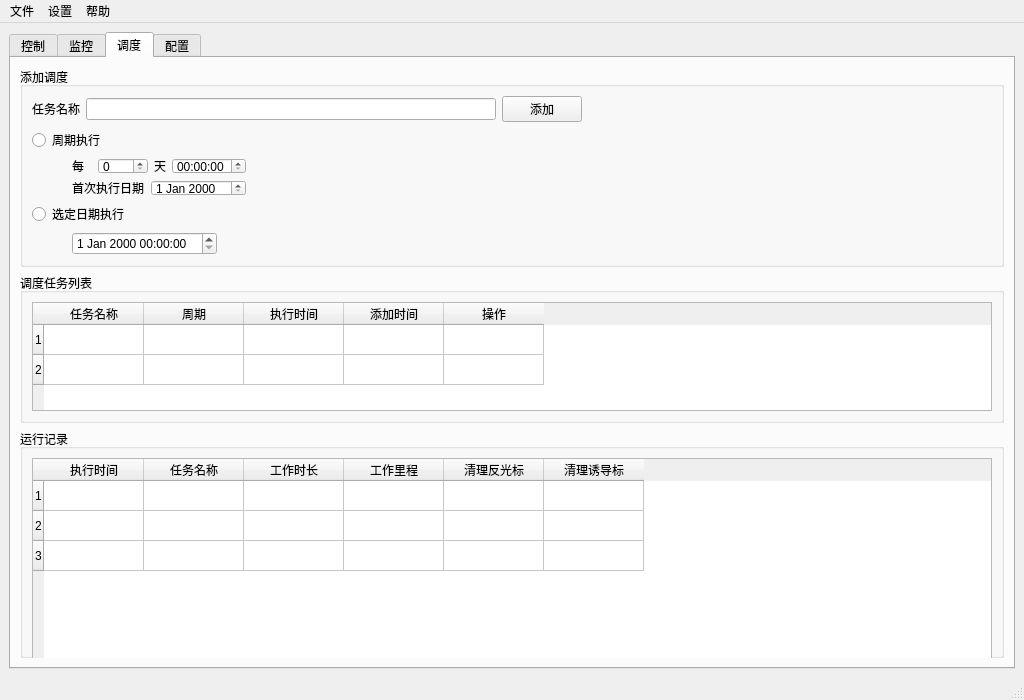
myzonexu/git_test, file python_test/python_test/ui_main.ui: the form before one commit.
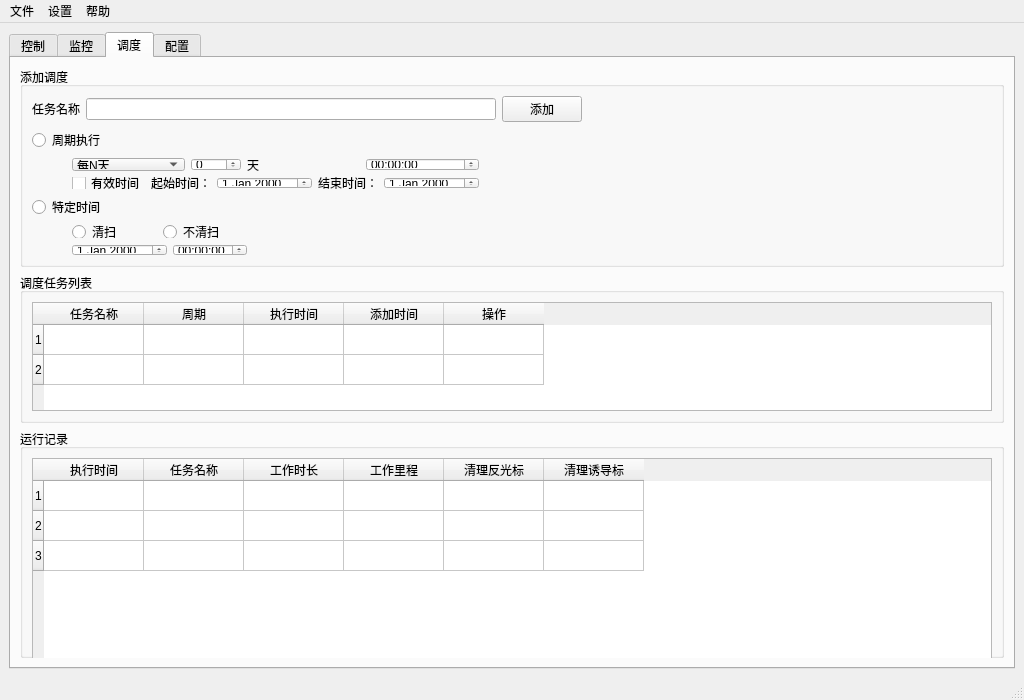
The form after the commit. The open tabs and pages were chosen to show the change. Icons and pictures are not drawn.

```diff
--- a/python_test/python_test/ui_main.ui
+++ b/python_test/python_test/ui_main.ui
@@ -45,7 +45,7 @@
        <enum>QTabWidget::Rounded</enum>
       </property>
       <property name="currentIndex">
-       <number>0</number>
+       <number>2</number>
       </property>
       <widget class="QWidget" name="tab_ctrl">
        <attribute name="title">
@@ -1480,7 +1480,7 @@
             <property name="title">
              <string>添加调度</string>
             </property>
-            <layout class="QVBoxLayout" name="verticalLayout_11">
+            <layout class="QVBoxLayout" name="verticalLayout_23">
              <item>
               <layout class="QHBoxLayout" name="horizontalLayout_11">
                <item>
@@ -1554,22 +1554,13 @@
                  </property>
                  <item>
                   <layout class="QGridLayout" name="gridLayout_5">
-                   <item row="0" column="0">
-                    <widget class="QLabel" name="label_5">
-                     <property name="sizePolicy">
-                      <sizepolicy hsizetype="Minimum" vsizetype="Preferred">
-                       <horstretch>0</horstretch>
-                       <verstretch>0</verstretch>
-                      </sizepolicy>
-                     </property>
-                     <property name="minimumSize">
-                      <size>
-                       <width>20</width>
-                       <height>0</height>
-                      </size>
-                     </property>
+                   <item row="0" column="3">
+                    <widget class="QTimeEdit" name="timeEdit"/>
+                   </item>
+                   <item row="0" column="2">
+                    <widget class="QLabel" name="label_9">
                      <property name="text">
-                      <string>每</string>
+                      <string>天</string>
                      </property>
                     </widget>
                    </item>
@@ -1589,30 +1580,56 @@
                      </property>
                     </widget>
                    </item>
-                   <item row="0" column="2">
-                    <widget class="QLabel" name="label_9">
-                     <property name="text">
-                      <string>天</string>
-                     </property>
+                   <item row="0" column="0">
+                    <widget class="QComboBox" name="comboBox">
+                     <item>
+                      <property name="text">
+                       <string>每N天</string>
+                      </property>
+                     </item>
+                     <item>
+                      <property name="text">
+                       <string>每周</string>
+                      </property>
+                     </item>
+                     <item>
+                      <property name="text">
+                       <string>每月</string>
+                      </property>
+                     </item>
                     </widget>
                    </item>
-                   <item row="0" column="3">
-                    <widget class="QTimeEdit" name="timeEdit"/>
-                   </item>
                   </layout>
                  </item>
                  <item>
                   <layout class="QGridLayout" name="gridLayout_6">
                    <item row="0" column="0">
-                    <widget class="QLabel" name="label_10">
+                    <widget class="QCheckBox" name="checkBox">
                      <property name="text">
-                      <string>首次执行日期</string>
+                      <string>有效时间</string>
                      </property>
                     </widget>
                    </item>
-                   <item row="0" column="1">
+                   <item row="0" column="3">
+                    <widget class="QLabel" name="label_14">
+                     <property name="text">
+                      <string>结束时间：</string>
+                     </property>
+                    </widget>
+                   </item>
+                   <item row="0" column="2">
+                    <widget class="QDateEdit" name="dateEdit_2"/>
+                   </item>
+                   <item row="0" column="4">
                     <widget class="QDateEdit" name="dateEdit"/>
                    </item>
+                   <item row="0" column="1">
+                    <widget class="QLabel" name="label_5">
+                     <property name="text">
+                      <string>起始时间：</string>
+                     </property>
+                    </widget>
+                   </item>
                   </layout>
                  </item>
                 </layout>
@@ -1638,12 +1655,12 @@
              <item>
               <widget class="QRadioButton" name="radioButton_2">
                <property name="text">
-                <string>选定日期执行</string>
+                <string>特定时间</string>
                </property>
               </widget>
              </item>
              <item>
-              <layout class="QHBoxLayout" name="horizontalLayout_13">
+              <layout class="QHBoxLayout" name="horizontalLayout_15">
                <item>
                 <spacer name="horizontalSpacer_6">
                  <property name="orientation">
@@ -1661,7 +1678,36 @@
                 </spacer>
                </item>
                <item>
-                <widget class="QDateTimeEdit" name="dateTimeEdit"/>
+                <layout class="QVBoxLayout" name="verticalLayout_11">
+                 <item>
+                  <layout class="QHBoxLayout" name="horizontalLayout_9">
+                   <item>
+                    <widget class="QRadioButton" name="radioButton_3">
+                     <property name="text">
+                      <string>清扫</string>
+                     </property>
+                    </widget>
+                   </item>
+                   <item>
+                    <widget class="QRadioButton" name="radioButton_4">
+                     <property name="text">
+                      <string>不清扫</string>
+                     </property>
+                    </widget>
+                   </item>
+                  </layout>
+                 </item>
+                 <item>
+                  <layout class="QHBoxLayout" name="horizontalLayout_13">
+                   <item>
+                    <widget class="QDateEdit" name="dateEdit_3"/>
+                   </item>
+                   <item>
+                    <widget class="QTimeEdit" name="timeEdit_2"/>
+                   </item>
+                  </layout>
+                 </item>
+                </layout>
                </item>
                <item>
                 <spacer name="horizontalSpacer_8">
```
